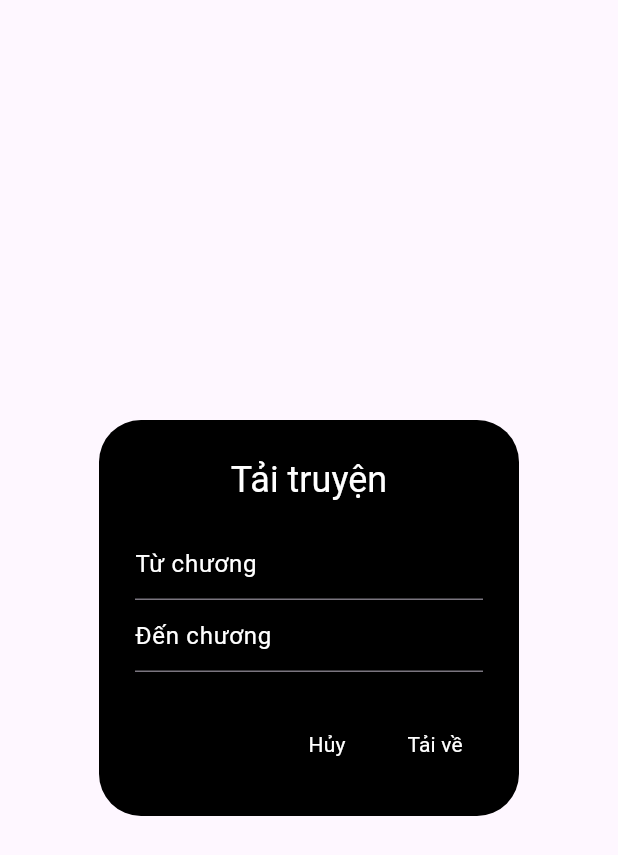
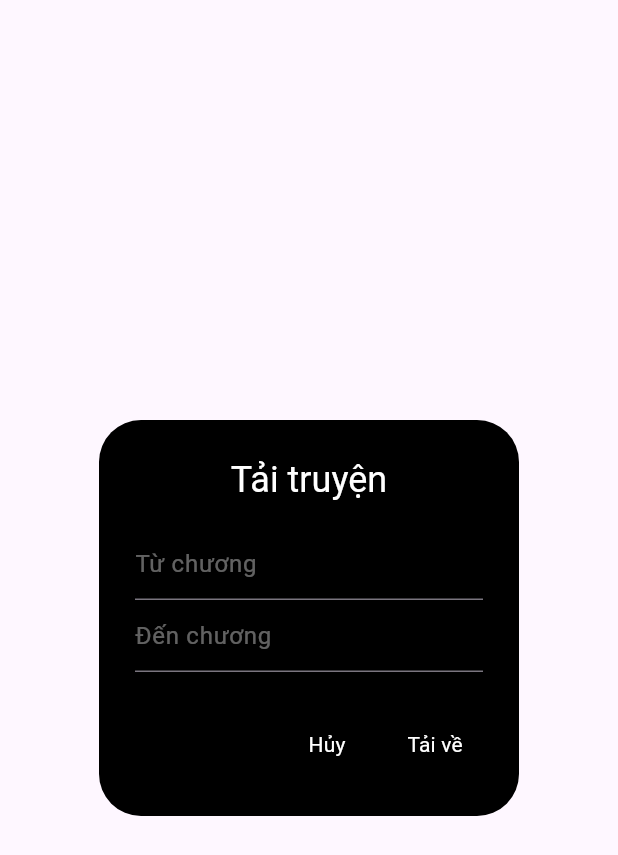
Before and after one commit to chanhuy142/NovelCrawlFE, a Flutter app: the DownloadPopup widget shown alone on an empty page, opened directly with empty values, on a phone screen of 412 x 824 dp. Shown: the top 855 px of the screen. Run offline on Flutter 3.47's test engine with Material 3 defaults, Android fonts, the phone set to English and light mode, and no system bars; our stand-ins replace file_picker, hive, permission_handler; accounts and stored records are empty; network calls fail; project files that could hold a hidden picture were left out.

```diff
--- a/lib/controllers/service/api_service.dart
+++ b/lib/controllers/service/api_service.dart
@@ -11,7 +11,7 @@ class APIService {
   ChapterFactory chapterFactoryFromJson(String str) =>
       ChapterFactory.fromJson(jsonDecode(str));
 
-  String localhost = 'http://192.168.1.22:3000';
+  String localhost = 'http://192.168.1.11:3000';
   //send to http://localhost/details
   //port 3000
   Future<Library> getNovelDetails() async {
--- a/lib/views/popup/download_popup.dart
+++ b/lib/views/popup/download_popup.dart
@@ -55,7 +55,7 @@ class _DownloadPopupState extends State<DownloadPopup> {
               style: const TextStyle(color: Colors.white),
               decoration: const InputDecoration(
                 hintText: 'Từ chương',
-                hintStyle: TextStyle(color: Colors.white)
+                hintStyle: TextStyle(color: Colors.white38)
               ),
             ),
             TextField(
@@ -64,7 +64,7 @@ class _DownloadPopupState extends State<DownloadPopup> {
               style: const TextStyle(color: Colors.white),
               decoration: const InputDecoration(
                 hintText: 'Đến chương',
-                hintStyle: TextStyle(color: Colors.white)
+                hintStyle: TextStyle(color: Colors.white38)
               ),
             )
           ],
--- a/pubspec.yaml
+++ b/pubspec.yaml
@@ -51,6 +51,8 @@ dev_dependencies:
   # package. See that file for information about deactivating specific lint
   # rules and activating additional ones.
   flutter_lints: ^3.0.0
+
+
 
 # For information on the generic Dart part of this file, see the
 # following page: https://dart.dev/tools/pub/pubspec
```
Also changed, not shown: 6 other files.
